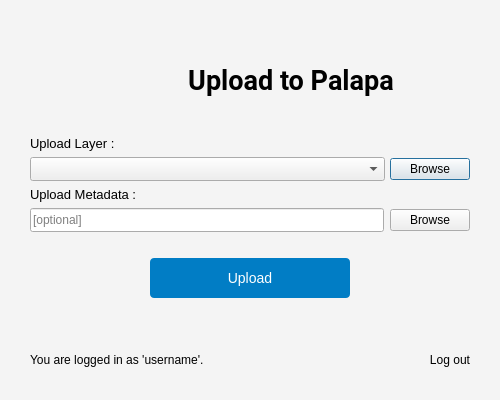
The window that StylePalapa_dialog_base2.ui (sandynagara/Palapa) describes before a commit, drawn with Qt 5.
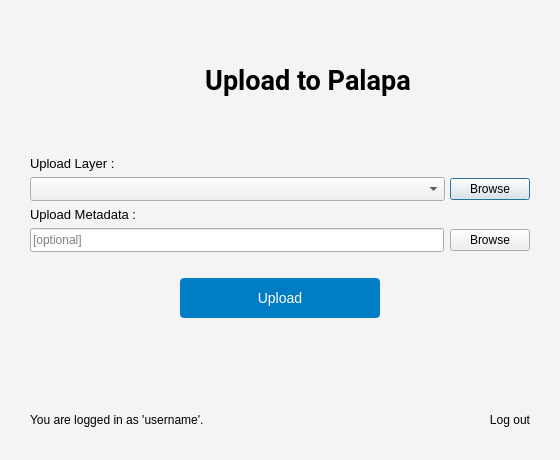
The same window after the commit. Icons and pictures are not drawn. Custom widgets are drawn as their Qt base class.

Commit message: update ui base & browse metadata

```diff
--- a/StylePalapa_dialog_base2.ui
+++ b/StylePalapa_dialog_base2.ui
@@ -6,20 +6,20 @@
    <rect>
     <x>0</x>
     <y>0</y>
-    <width>500</width>
-    <height>400</height>
+    <width>560</width>
+    <height>460</height>
    </rect>
   </property>
   <property name="sizePolicy">
-   <sizepolicy hsizetype="Preferred" vsizetype="Minimum">
+   <sizepolicy hsizetype="Fixed" vsizetype="Fixed">
     <horstretch>0</horstretch>
     <verstretch>0</verstretch>
    </sizepolicy>
   </property>
   <property name="maximumSize">
    <size>
-    <width>500</width>
-    <height>400</height>
+    <width>560</width>
+    <height>460</height>
    </size>
   </property>
   <property name="windowTitle">
@@ -45,6 +45,9 @@
    </property>
    <item>
     <layout class="QHBoxLayout" name="horizontalLayout_2">
+     <property name="bottomMargin">
+      <number>20</number>
+     </property>
      <item>
       <spacer name="horizontalSpacer_2">
        <property name="orientation">
@@ -62,8 +65,8 @@
       <widget class="QLabel" name="label_2">
        <property name="minimumSize">
         <size>
-         <width>75</width>
-         <height>75</height>
+         <width>50</width>
+         <height>50</height>
         </size>
        </property>
        <property name="styleSheet">
```
Left out of the diff: 1 changed line with no effect on the pictures. The commit also changes 10 other files.
